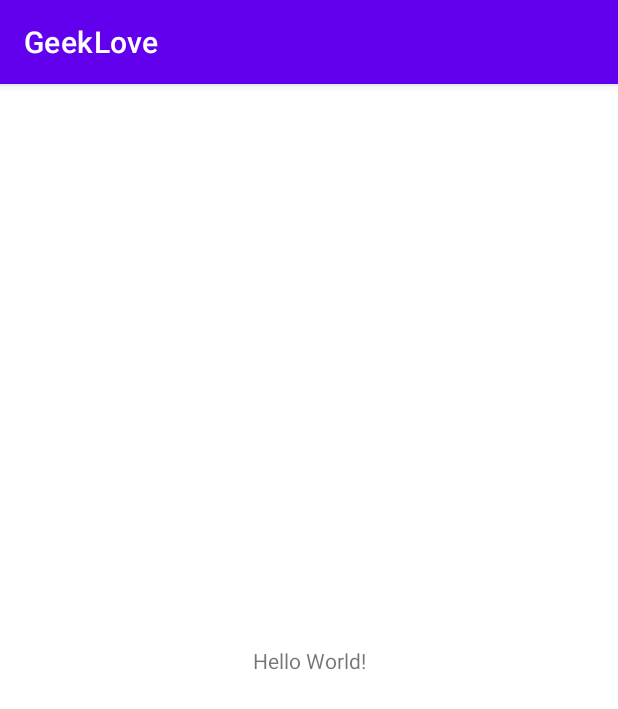
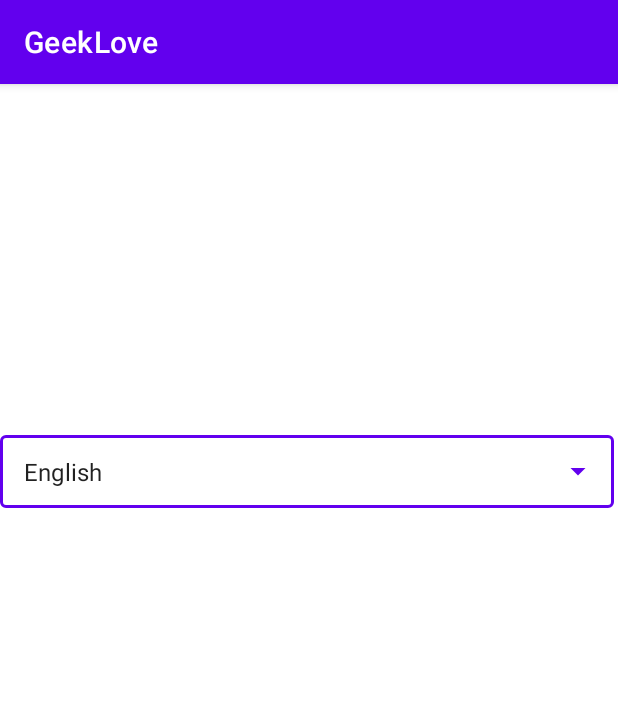
Before and after one commit to TouficAlRifaii/CSC498G_assignment2, an Android app: the screen it shows after launch (MainActivity), on a phone screen of 412 x 824 dp. Shown: the top 709 px of the screen. Run offline under Robolectric (Android 15) with nearby library versions, the phone set to English and light mode, and no system bars.

```diff
--- a/app/src/main/res/layout/activity_main.xml
+++ b/app/src/main/res/layout/activity_main.xml
@@ -6,13 +6,24 @@
     android:layout_height="match_parent"
     tools:context=".MainActivity">
 
-    <TextView
-        android:layout_width="wrap_content"
+    <com.google.android.material.textfield.TextInputLayout
+        style = "@style/Widget.MaterialComponents.TextInputLayout.OutlinedBox.Dense.ExposedDropdownMenu"
+        android:layout_width="409dp"
         android:layout_height="wrap_content"
-        android:text="Hello World!"
         app:layout_constraintBottom_toBottomOf="parent"
-        app:layout_constraintLeft_toLeftOf="parent"
-        app:layout_constraintRight_toRightOf="parent"
-        app:layout_constraintTop_toTopOf="parent" />
+        app:layout_constraintEnd_toEndOf="parent"
+        app:layout_constraintHorizontal_bias="0.0"
+        app:layout_constraintStart_toStartOf="parent"
+        app:layout_constraintTop_toTopOf="parent"
+        app:layout_constraintVertical_bias="0.32">
 
+        <AutoCompleteTextView
+            android:id="@+id/autoCompleteTextView"
+            android:layout_width="match_parent"
+            android:layout_height="match_parent"
+            android:layout_weight="1"
+            android:text="English"
+            tools:ignore="TouchTargetSizeCheck" />
+
+    </com.google.android.material.textfield.TextInputLayout>
 </androidx.constraintlayout.widget.ConstraintLayout>
--- a/app/src/main/res/values/strings.xml
+++ b/app/src/main/res/values/strings.xml
@@ -1,3 +1,13 @@
 <resources>
     <string name="app_name">GeekLove</string>
+
+    <string-array name="languages">
+        <item>Java</item>
+        <item>Python</item>
+        <item>Kotlin</item>
+        <item>Ruby</item>
+        <item>SQL</item>
+        <item>CSS</item>
+    </string-array>
+
 </resources>
```
